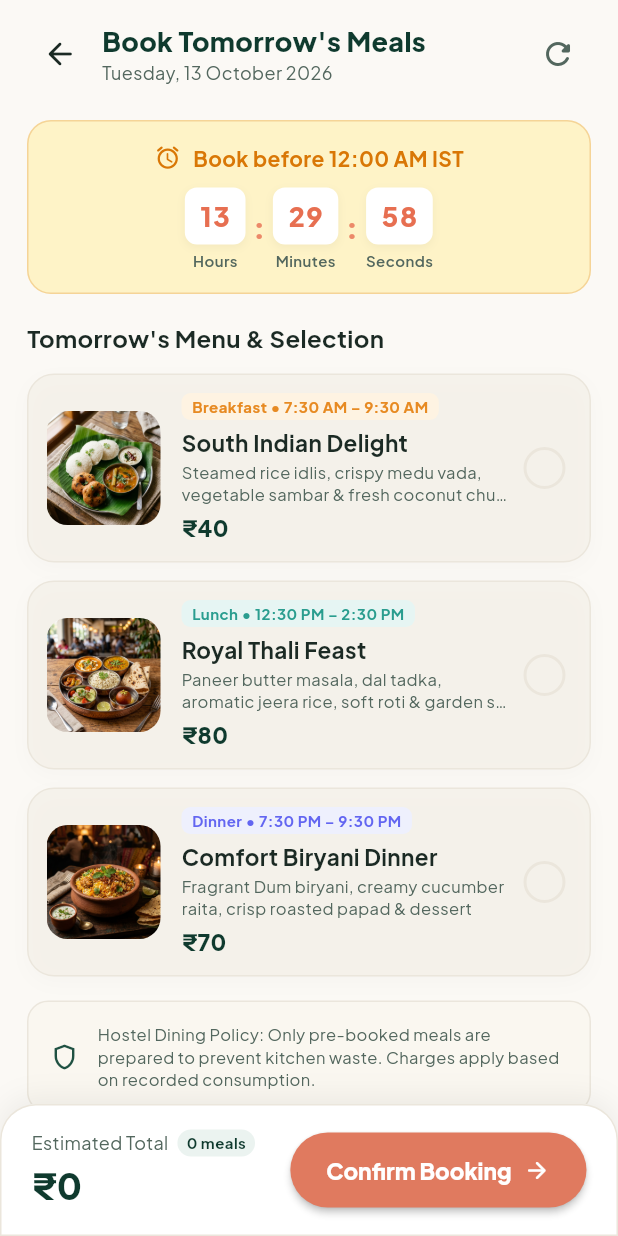
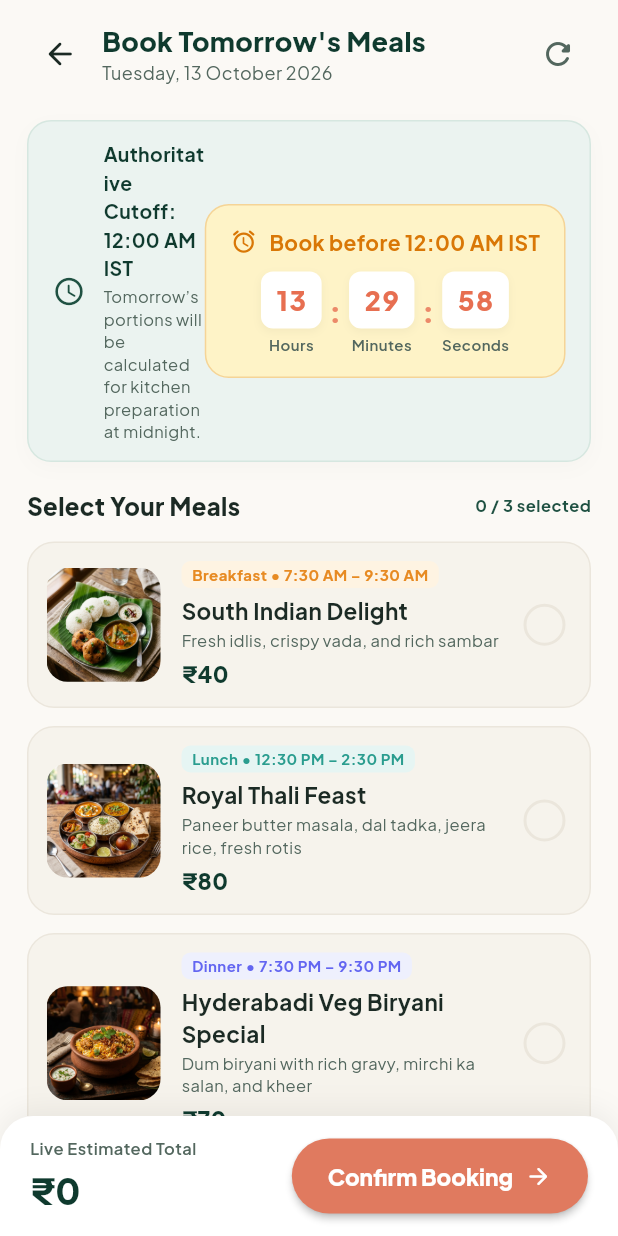
Before and after one commit to arjun1Fa/hostel_food, a Flutter app: the StudentBookingScreen screen opened directly, on a phone screen of 412 x 824 dp. Run offline on Flutter 3.47's test engine with Material 3 defaults, Android fonts, the light colour scheme and no system bars; our stand-ins replace dio, flutter_riverpod, flutter_secure_storage, go_router, google_fonts, shared_preferences; accounts and stored records are empty; network calls fail.

Commit message:
feat(student): enhance booking screen with animated meal cards, price counter and tactile feedback

```diff
--- a/frontend/lib/features/student/presentation/student_booking_screen.dart
+++ b/frontend/lib/features/student/presentation/student_booking_screen.dart
@@ -3,6 +3,8 @@ import 'package:flutter_riverpod/flutter_riverpod.dart';
 import 'package:intl/intl.dart';
 import '../../../core/theme/app_colors.dart';
 import '../../../core/theme/app_typography.dart';
+import '../../../core/theme/app_animations.dart';
+import '../../../features/auth/state/auth_controller.dart';
 import '../../../shared/widgets/card_container.dart';
 import '../../../shared/widgets/countdown_timer_badge.dart';
 import '../../../shared/widgets/food_image.dart';
@@ -21,6 +23,7 @@ class StudentBookingScreen extends ConsumerWidget {
 
   @override
   Widget build(BuildContext context, WidgetRef ref) {
+    final authState = ref.watch(authProvider);
     final menuState = ref.watch(studentMenuProvider);
     final bookingState = ref.watch(studentBookingProvider);
     final bookingNotifier = ref.read(studentBookingProvider.notifier);
@@ -90,6 +93,30 @@ class StudentBookingScreen extends ConsumerWidget {
               ),
             ),
 
+            // Offline Notification Banner
+            if (authState.isOffline)
+              Container(
+                width: double.infinity,
+                padding: const EdgeInsets.symmetric(horizontal: 16, vertical: 8),
+                color: AppColors.warningSubtle,
+                child: Row(
+                  children: [
+                    const Icon(Icons.wifi_off_rounded, size: 16, color: AppColors.warning),
+                    const SizedBox(width: 8),
+                    Expanded(
+                      child: Text(
+                        'Offline Mode: You can review menus, but live bookings require active internet.',
+                        style: AppTypography.bodySmall.copyWith(
+                          color: AppColors.textPrimary,
+                          fontWeight: FontWeight.w600,
+                          fontSize: 12,
+                        ),
+                      ),
+                    ),
+                  ],
+                ),
+              ),
+
             // Scrollable Content
             Expanded(
               child: bookingState.isLoading
@@ -99,145 +126,153 @@ class StudentBookingScreen extends ConsumerWidget {
                   : SingleChildScrollView(
                       padding: const EdgeInsets.symmetric(horizontal: 18.0, vertical: 8.0),
                       child: Column(
-                        crossAxisAlignment: CrossAxisAlignment.stretch,
+                        crossAxisAlignment: CrossAxisAlignment.start,
                         children: [
-                          // 1. Live Countdown Timer Card
-                          const CountdownTimerBadge(),
-
-                          const SizedBox(height: 18),
-
-                          // 2. Section Heading
-                          Row(
-                            mainAxisAlignment: MainAxisAlignment.spaceBetween,
+                          // Midnight Cutoff Notice
+                          CardContainer(
+                            padding: const EdgeInsets.symmetric(horizontal: 16, vertical: 12),
+                            backgroundColor: bookingState.isLocked ? AppColors.dangerSubtle : AppColors.primarySubtle,
+                            border: Border.all(
+                              color: bookingState.isLocked ? AppColors.danger.withOpacity(0.3) : AppColors.primaryTint,
+                            ),
+                            borderRadius: 16,
+                            child: Row(
+                              children: [
+                                Icon(
+                                  bookingState.isLocked ? Icons.lock_clock_rounded : Icons.schedule_rounded,
+                                  color: bookingState.isLocked ? AppColors.danger : AppColors.primaryMedium,
+                                  size: 22,
+                                ),
+                                const SizedBox(width: 12),
+                                Expanded(
+                                  child: Column(
+                                    crossAxisAlignment: CrossAxisAlignment.start,
                                     children: [
                                       Text(
-                                "Tomorrow's Menu & Selection",
+                                        bookingState.isLocked ? 'Booking Window Locked' : 'Authoritative Cutoff: 12:00 AM IST',
                                         style: AppTypography.titleMedium.copyWith(
+                                          fontSize: 13,
                                           fontWeight: FontWeight.w700,
-                                  color: AppColors.textPrimary,
+                                          color: bookingState.isLocked ? AppColors.danger : AppColors.primaryDark,
                                         ),
                                       ),
-                              if (bookingState.committedBooking != null)
-                                Container(
-                                  padding: const EdgeInsets.symmetric(horizontal: 8, vertical: 3),
-                                  decoration: BoxDecoration(
-                                    color: bookingState.hasUnsavedChanges
-                                        ? AppColors.warningSubtle
-                                        : AppColors.successSubtle,
-                                    borderRadius: BorderRadius.circular(12),
-                                  ),
-                                  child: Row(
-                                    mainAxisSize: MainAxisSize.min,
-                                    children: [
-                                      Icon(
-                                        bookingState.hasUnsavedChanges ? Icons.edit_note_rounded : Icons.check_circle_rounded,
-                                        size: 13,
-                                        color: bookingState.hasUnsavedChanges ? AppColors.warning : AppColors.successDark,
-                                      ),
-                                      const SizedBox(width: 4),
+                                      const SizedBox(height: 2),
                                       Text(
-                                        bookingState.hasUnsavedChanges ? 'UNSAVED' : 'CONFIRMED',
-                                        style: AppTypography.labelSmall.copyWith(
-                                          color: bookingState.hasUnsavedChanges ? AppColors.warning : AppColors.successDark,
-                                          fontWeight: FontWeight.w800,
-                                          fontSize: 10,
+                                        bookingState.isLocked
+                                            ? 'The deadline has passed. Contact the hostel admin office for overrides.'
+                                            : 'Tomorrow’s portions will be calculated for kitchen preparation at midnight.',
+                                        style: AppTypography.bodySmall.copyWith(
+                                          fontSize: 11,
+                                          color: AppColors.textSecondary,
                                         ),
                                       ),
                                     ],
                                   ),
                                 ),
+                                if (!bookingState.isLocked) const CountdownTimerBadge(),
                               ],
                             ),
+                          ),
+                          const SizedBox(height: 18),
 
+                          // Header instruction
+                          Row(
+                            mainAxisAlignment: MainAxisAlignment.spaceBetween,
+                            children: [
+                              Text(
+                                'Select Your Meals',
+                                style: AppTypography.titleLarge.copyWith(
+                                  fontSize: 16,
+                                  fontWeight: FontWeight.w800,
+                                  color: AppColors.textPrimary,
+                                ),
+                              ),
+                              Text(
+                                '$selectedCount / 3 selected',
+                                style: AppTypography.labelSmall.copyWith(
+                                  color: AppColors.primaryMedium,
+                                  fontWeight: FontWeight.bold,
+                                ),
+                              ),
+                            ],
+                          ),
                           const SizedBox(height: 12),
 
-                          // Breakfast Selection Card
+                          // 1. Breakfast Card
                           _buildMealSelectionCard(
                             slot: 'Breakfast',
                             timeSlot: '7:30 AM – 9:30 AM',
                             title: menuState.tomorrowMeals?.breakfast?.title ?? 'South Indian Delight',
-                            desc: menuState.tomorrowMeals?.breakfast?.description ?? 'Steamed rice idlis, crispy medu vada, vegetable sambar & fresh coconut chutney',
-                            dietary: menuState.tomorrowMeals?.breakfast?.dietaryTags ?? 'Vegetarian • High Protein',
+                            desc: menuState.tomorrowMeals?.breakfast?.description ?? 'Fresh idlis, crispy vada, and rich sambar',
+                            dietary: menuState.tomorrowMeals?.breakfast?.dietaryTags ?? 'Vegetarian',
                             price: menuState.prices.breakfast,
                             isSelected: bookingState.draftBreakfast,
                             isLocked: bookingState.isLocked,
-                            onToggle: bookingNotifier.toggleBreakfast,
+                            onToggle: () => bookingNotifier.toggleBreakfast(),
                             mealType: 'breakfast',
                           ),
-
                           const SizedBox(height: 12),
 
-                          // Lunch Selection Card
+                          // 2. Lunch Card
                           _buildMealSelectionCard(
                             slot: 'Lunch',
                             timeSlot: '12:30 PM – 2:30 PM',
                             title: menuState.tomorrowMeals?.lunch?.title ?? 'Royal Thali Feast',
-                            desc: menuState.tomorrowMeals?.lunch?.description ?? 'Paneer butter masala, dal tadka, aromatic jeera rice, soft roti & garden salad',
-                            dietary: menuState.tomorrowMeals?.lunch?.dietaryTags ?? 'Vegetarian • Wholesome',
+                            desc: menuState.tomorrowMeals?.lunch?.description ?? 'Paneer butter masala, dal tadka, jeera rice, fresh rotis',
+                            dietary: menuState.tomorrowMeals?.lunch?.dietaryTags ?? 'Balanced Diet',
                             price: menuState.prices.lunch,
                             isSelected: bookingState.draftLunch,
                             isLocked: bookingState.isLocked,
-                            onToggle: bookingNotifier.toggleLunch,
+                            onToggle: () => bookingNotifier.toggleLunch(),
                             mealType: 'lunch',
                           ),
-
                           const SizedBox(height: 12),
 
-                          // Dinner Selection Card
+                          // 3. Dinner Card
                           _buildMealSelectionCard(
                             slot: 'Dinner',
                             timeSlot: '7:30 PM – 9:30 PM',
-                            title: menuState.tomorrowMeals?.dinner?.title ?? 'Comfort Biryani Dinner',
-                            desc: menuState.tomorrowMeals?.dinner?.description ?? 'Fragrant Dum biryani, creamy cucumber raita, crisp roasted papad & dessert',
-                            dietary: menuState.tomorrowMeals?.dinner?.dietaryTags ?? 'Comfort • Wholesome',
+                            title: menuState.tomorrowMeals?.dinner?.title ?? 'Hyderabadi Veg Biryani Special',
+                            desc: menuState.tomorrowMeals?.dinner?.description ?? 'Dum biryani with rich gravy, mirchi ka salan, and kheer',
+                            dietary: menuState.tomorrowMeals?.dinner?.dietaryTags ?? 'Special Dinner',
                             price: menuState.prices.dinner,
                             isSelected: bookingState.draftDinner,
                             isLocked: bookingState.isLocked,
-                            onToggle: bookingNotifier.toggleDinner,
+                            onToggle: () => bookingNotifier.toggleDinner(),
                             mealType: 'dinner',
                           ),
+                          const SizedBox(height: 18),
 
-                          const SizedBox(height: 16),
-
-                          // Policy card
-                          Container(
-                            padding: const EdgeInsets.all(14),
-                            decoration: BoxDecoration(
-                              color: AppColors.surfaceHighlight,
-                              borderRadius: BorderRadius.circular(14),
-                              border: Border.all(color: AppColors.cardBorder),
-                            ),
+                          // Billing Rule Info Callout
+                          CardContainer(
+                            padding: const EdgeInsets.all(12),
+                            backgroundColor: AppColors.surfaceHighlight,
+                            border: Border.all(color: AppColors.cardBorderLight),
+                            borderRadius: 14,
                             child: Row(
                               children: [
-                                const Icon(Icons.shield_outlined, size: 20, color: AppColors.primaryMedium),
-                                const SizedBox(width: 12),
+                                const Icon(Icons.verified_user_outlined, size: 20, color: AppColors.primary),
+                                const SizedBox(width: 10),
                                 Expanded(
                                   child: Text(
-                                    'Hostel Dining Policy: Only pre-booked meals are prepared to prevent kitchen waste. Charges apply based on recorded consumption.',
-                                    style: AppTypography.bodyMedium.copyWith(
-                                      fontSize: 11,
-                                      color: AppColors.textSecondary,
-                                      height: 1.35,
-                                    ),
+                                    'Pre-booking confirms kitchen portions. Charges are applied only when your actual consumption is recorded.',
+                                    style: AppTypography.bodySmall.copyWith(fontSize: 11, color: AppColors.textSecondary),
                                   ),
                                 ),
                               ],
                             ),
                           ),
-
-                          const SizedBox(height: 20),
+                          const SizedBox(height: 24),
                         ],
                       ),
                     ),
             ),
 
-            // Persistent Bottom Sticky Summary & Action Bar
+            // Bottom Sticky Bar (Live Total + Action)
             Container(
-              padding: const EdgeInsets.symmetric(horizontal: 20, vertical: 16),
+              padding: const EdgeInsets.symmetric(horizontal: 20, vertical: 14),
               decoration: BoxDecoration(
                 color: AppColors.surface,
-                borderRadius: const BorderRadius.vertical(top: Radius.circular(24)),
-                border: Border.all(color: AppColors.cardBorder),
                 boxShadow: [
                   BoxShadow(
                     color: Colors.black.withOpacity(0.06),
@@ -245,6 +280,7 @@ class StudentBookingScreen extends ConsumerWidget {
                     offset: const Offset(0, -4),
                   ),
                 ],
+                borderRadius: const BorderRadius.vertical(top: Radius.circular(22)),
               ),
               child: SafeArea(
                 top: false,
@@ -252,42 +288,21 @@ class StudentBookingScreen extends ConsumerWidget {
                   mainAxisSize: MainAxisSize.min,
                   children: [
                     Row(
-                      mainAxisAlignment: MainAxisAlignment.spaceBetween,
-                      crossAxisAlignment: CrossAxisAlignment.center,
                       children: [
+                        // Live Total Price with Animated Counter
                         Column(
                           crossAxisAlignment: CrossAxisAlignment.start,
                           children: [
-                            Row(
-                              children: [
                             Text(
-                                  'Estimated Total',
-                                  style: AppTypography.bodyMedium.copyWith(
+                              'Live Estimated Total',
+                              style: AppTypography.labelSmall.copyWith(
                                 color: AppColors.textSecondary,
-                                    fontSize: 12,
+                                fontWeight: FontWeight.w600,
                               ),
                             ),
-                                const SizedBox(width: 6),
-                                Container(
-                                  padding: const EdgeInsets.symmetric(horizontal: 6, vertical: 2),
-                                  decoration: BoxDecoration(
-                                    color: AppColors.primarySubtle,
-                                    borderRadius: BorderRadius.circular(10),
-                                  ),
-                                  child: Text(
-                                    '$selectedCount ${selectedCount == 1 ? "meal" : "meals"}',
-                                    style: AppTypography.labelSmall.copyWith(
-                                      color: AppColors.primaryDark,
-                                      fontSize: 10,
-                                      fontWeight: FontWeight.bold,
-                                    ),
-                                  ),
-                                ),
-                              ],
-                            ),
                             const SizedBox(height: 2),
-                            Text(
-                              '₹${estimatedCost.toStringAsFixed(0)}',
+                            AnimatedPriceCounter(
+                              amount: estimatedCost,
                               style: AppTypography.titleLarge.copyWith(
                                 fontSize: 24,
                                 fontWeight: FontWeight.w800,
@@ -296,18 +311,21 @@ class StudentBookingScreen extends ConsumerWidget {
                             ),
                           ],
                         ),
+                        const Spacer(),
                         // Confirm button
                         SizedBox(
                           height: 50,
                           child: ElevatedButton.icon(
                             style: ElevatedButton.styleFrom(
-                              backgroundColor: bookingState.isLocked ? AppColors.textMuted : AppColors.accent,
+                              backgroundColor: (bookingState.isLocked || authState.isOffline)
+                                  ? AppColors.textMuted
+                                  : AppColors.accent,
                               foregroundColor: Colors.white,
                               elevation: 2,
                               padding: const EdgeInsets.symmetric(horizontal: 24, vertical: 12),
                               shape: RoundedRectangleBorder(borderRadius: BorderRadius.circular(25)),
                             ),
-                            onPressed: bookingState.isLocked || bookingState.isSaving
+                            onPressed: (bookingState.isLocked || bookingState.isSaving || authState.isOffline)
                                 ? null
                                 : () async {
                                     final success = await bookingNotifier.saveBooking();
@@ -378,15 +396,33 @@ class StudentBookingScreen extends ConsumerWidget {
     required VoidCallback onToggle,
     required String mealType,
   }) {
-    return CardContainer(
-      padding: const EdgeInsets.all(12),
-      borderRadius: 18,
-      backgroundColor: isSelected ? AppColors.surface : AppColors.surfaceMuted.withOpacity(0.6),
+    return AnimatedContainer(
+      duration: AppAnimations.fast,
+      curve: Curves.easeInOut,
+      decoration: BoxDecoration(
+        color: isSelected ? AppColors.surface : AppColors.surfaceMuted.withOpacity(0.6),
+        borderRadius: BorderRadius.circular(18),
         border: Border.all(
           color: isSelected ? AppColors.primaryMedium : AppColors.cardBorder,
-        width: isSelected ? 1.5 : 1,
+          width: isSelected ? 1.8 : 1,
         ),
+        boxShadow: isSelected
+            ? [
+                BoxShadow(
+                  color: AppColors.primaryDark.withOpacity(0.08),
+                  blurRadius: 10,
+                  offset: const Offset(0, 3),
+                ),
+              ]
+            : null,
+      ),
+      child: Material(
+        color: Colors.transparent,
+        child: InkWell(
+          borderRadius: BorderRadius.circular(18),
           onTap: isLocked ? null : onToggle,
+          child: Padding(
+            padding: const EdgeInsets.all(12),
             child: Row(
               crossAxisAlignment: CrossAxisAlignment.center,
               children: [
@@ -459,8 +495,9 @@ class StudentBookingScreen extends ConsumerWidget {
                   ),
                 ),
                 const SizedBox(width: 8),
-          // Checkbox toggle
-          Container(
+                // Checkbox toggle with AnimatedSwitcher
+                AnimatedContainer(
+                  duration: AppAnimations.fast,
                   width: 28,
                   height: 28,
                   decoration: BoxDecoration(
@@ -471,13 +508,19 @@ class StudentBookingScreen extends ConsumerWidget {
                       width: 2,
                     ),
                   ),
+                  child: AnimatedSwitcher(
+                    duration: const Duration(milliseconds: 150),
                     child: isSelected
-                ? const Icon(Icons.check_rounded, color: Colors.white, size: 18)
-                : null,
+                        ? const Icon(Icons.check_rounded, color: Colors.white, size: 18, key: ValueKey('checked'))
+                        : const SizedBox.shrink(key: ValueKey('empty')),
+                  ),
                 ),
                 const SizedBox(width: 4),
               ],
             ),
+          ),
+        ),
+      ),
     );
   }
 }
```
Lines whose indentation alone changed are shown as unchanged.
